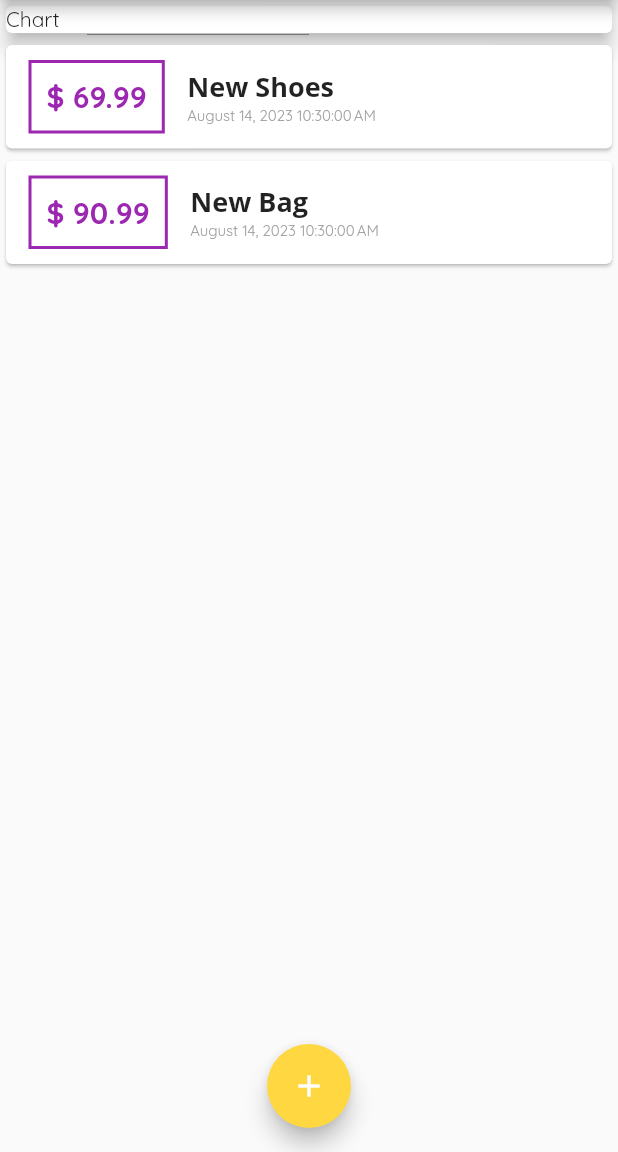
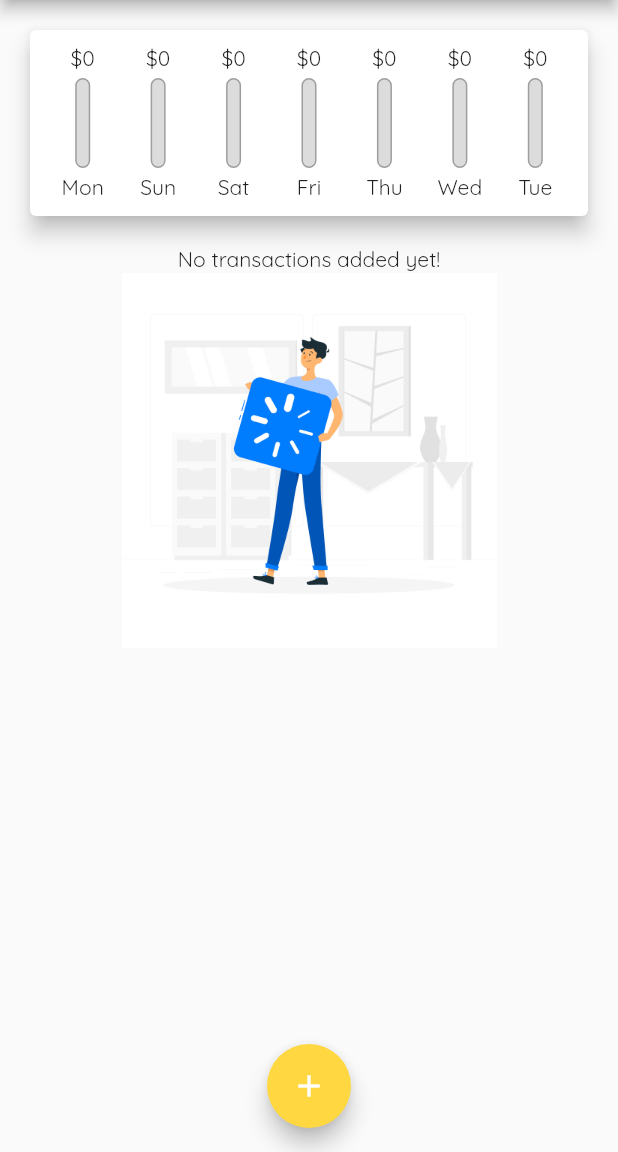
Before and after one commit to csdavidg/budgets_flutter_app, a Flutter app: the screen it shows after launch, on a phone screen of 412 x 824 dp, the part 84-1236 px from its top. Run offline on Flutter 3.47's test engine with Material 2 defaults, Android fonts, the phone set to English and light mode, and no system bars.

Commit message:
custom chart widget created

```diff
--- a/lib/main.dart
+++ b/lib/main.dart
@@ -1,3 +1,4 @@
+import 'package:first_app/widgets/budget_chart.dart';
 import 'package:first_app/widgets/new_transaction.dart';
 import './models/transaction.dart';
 import './widgets/transactions_list.dart';
@@ -52,10 +53,16 @@ class MyHomePage extends StatefulWidget {
 
 class _MyHomePageState extends State<MyHomePage> {
   final List<Transaction> _userTransactions = [
-    Transaction(
-        id: 't1', title: 'New Shoes', amount: 69.99, date: DateTime.now()),
-    Transaction(id: 't2', title: 'New Bag', amount: 90.99, date: DateTime.now())
+    // Transaction(
+    //     id: 't1', title: 'New Shoes', amount: 69.99, date: DateTime.now()),
+    // Transaction(id: 't2', title: 'New Bag', amount: 90.99, date: DateTime.now())
   ];
+
+  List<Transaction> get _recentTransactions {
+    return _userTransactions.where((tx) {
+      return tx.date.isAfter(DateTime.now().subtract(const Duration(days: 7)));
+    }).toList();
+  }
 
   void _addNewTransaction(String title, double amount) {
     final newTx = Transaction(
@@ -99,13 +106,7 @@ class _MyHomePageState extends State<MyHomePage> {
         mainAxisAlignment: MainAxisAlignment.start,
         crossAxisAlignment: CrossAxisAlignment.stretch,
         children: <Widget>[
-          Card(
-            elevation: 5,
-            child: Container(
-              width: double.infinity,
-              child: const Text('Chart'),
-            ),
-          ),
+          BudgetChart(transactions: _recentTransactions),
           TransactionsList(_userTransactions)
         ],
       ),
--- /dev/null
+++ b/lib/widgets/budget_chart.dart
@@ -0,0 +1,61 @@
+import "package:collection/collection.dart";
+import 'package:first_app/widgets/chart_bars.dart';
+import 'package:flutter/material.dart';
+
+import 'package:first_app/models/transaction.dart';
+import 'package:intl/intl.dart';
+
+class BudgetChart extends StatelessWidget {
+  final List<Transaction> transactions;
+
+  const BudgetChart({super.key, required this.transactions});
+
+  List<Map<String, Object>> get groupedTransactionValues {
+    return List.generate(7, (index) {
+      var weekDay = DateTime.now().subtract(Duration(days: index));
+      var totalSpendPerDay = 0.0;
+      for (var tx in transactions) {
+        if (tx.date.day == weekDay.day &&
+            tx.date.month == weekDay.month &&
+            tx.date.year == weekDay.year) {
+          totalSpendPerDay += tx.amount;
+        }
+      }
+      return {
+        'day': DateFormat.E().format(weekDay),
+        'amount': totalSpendPerDay
+      };
+    });
+  }
+
+  double get totalSpending {
+    return groupedTransactionValues.fold(0.0, (sum, item) {
+      return sum + (item['amount'] as double);
+    });
+  }
+
+  @override
+  Widget build(BuildContext context) {
+    return Card(
+      elevation: 6,
+      margin: const EdgeInsets.all(20),
+      child: Padding(
+        padding: const EdgeInsets.all(10),
+        child: Row(
+          mainAxisAlignment: MainAxisAlignment.spaceAround,
+          children: groupedTransactionValues.map((txPerDay) {
+            return Flexible(
+              fit: FlexFit.tight,
+              child: ChartBar(
+                  label: txPerDay['day'].toString(),
+                  spendingAmount: txPerDay['amount'] as double,
+                  spendingPctOfTotal: totalSpending == 0.0
+                      ? 0.0
+                      : (txPerDay['amount'] as double) / totalSpending),
+            );
+          }).toList(),
+        ),
+      ),
+    );
+  }
+}
--- /dev/null
+++ b/lib/widgets/chart_bars.dart
@@ -0,0 +1,55 @@
+import 'package:flutter/material.dart';
+
+class ChartBar extends StatelessWidget {
+  final String label;
+  final double spendingAmount;
+  final double spendingPctOfTotal;
+
+  const ChartBar(
+      {super.key,
+      required this.label,
+      required this.spendingAmount,
+      required this.spendingPctOfTotal});
+
+  @override
+  Widget build(BuildContext context) {
+    return Column(
+      children: <Widget>[
+        FittedBox(
+          child: Text('\$${spendingAmount.toStringAsFixed(0)}'),
+        ),
+        const SizedBox(
+          height: 4,
+        ),
+        Container(
+          height: 60,
+          width: 10,
+          child: Stack(
+            children: <Widget>[
+              Container(
+                decoration: BoxDecoration(
+                  border: Border.all(color: Colors.grey, width: 1),
+                  color: const Color.fromRGBO(220, 220, 220, 1),
+                  borderRadius: BorderRadius.circular(20),
+                ),
+              ),
+              FractionallySizedBox(
+                heightFactor: spendingPctOfTotal,
+                child: Container(
+                  decoration: BoxDecoration(
+                    color: Theme.of(context).primaryColor,
+                    borderRadius: BorderRadius.circular(20),
+                  ),
+                ),
+              ),
+            ],
+          ),
+        ),
+        const SizedBox(
+          height: 4,
+        ),
+        Text(label),
+      ],
+    );
+  }
+}
--- a/lib/widgets/transactions_list.dart
+++ b/lib/widgets/transactions_list.dart
@@ -12,7 +12,18 @@ class TransactionsList extends StatelessWidget {
   Widget build(BuildContext context) {
     return SizedBox(
       height: 300,
-      child: ListView.builder(
+      child: transactions.isEmpty
+          ? Column(
+              children: <Widget>[
+                const Text('No transactions added yet!'),
+                SizedBox(
+                  height: 250,
+                  child: Image.asset('assets/images/waiting.jpg',
+                      fit: BoxFit.cover),
+                ),
+              ],
+            )
+          : ListView.builder(
               itemBuilder: (ctx, index) {
                 return Card(
                   child: Row(
@@ -47,8 +58,6 @@ class TransactionsList extends StatelessWidget {
                             //DateFormat('yyyy-MM-dd').format(tx.date),
                             DateFormat().format(transactions[index].date),
                             style: const TextStyle(
-                        fontSize: 10,
-                        fontWeight: FontWeight.normal,
                               color: Colors.grey,
                             ),
                           ),
```
Also changed, not shown: pubspec.yaml (+8 -2 lines), assets/fonts/ComicNeue-Bold.ttf (added), assets/fonts/ComicNeue-Light.ttf (added), assets/fonts/ComicNeue-Regular.ttf (added), assets/images/waiting.jpg (added), pubspec.lock. Lines whose indentation alone changed are shown as unchanged.
